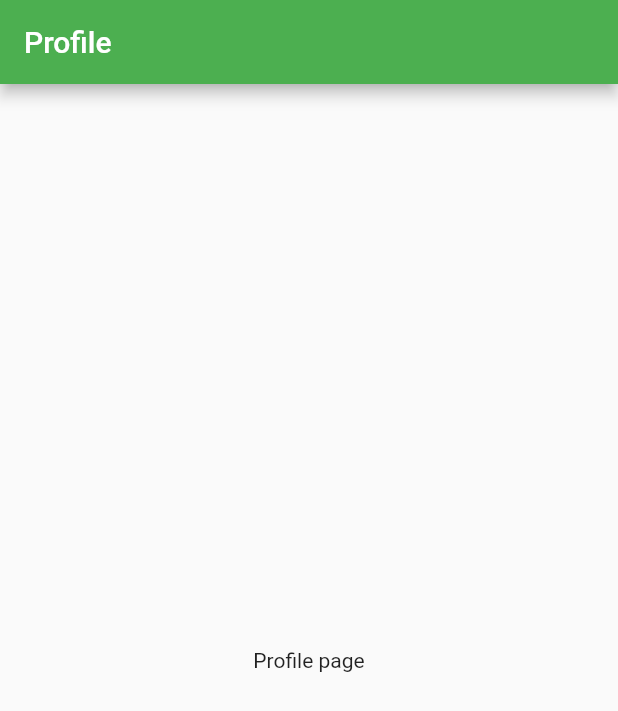
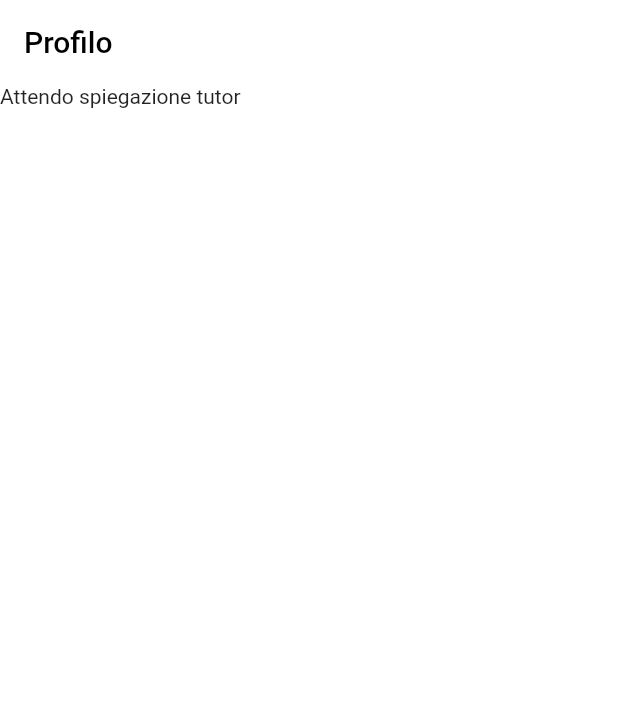
Before and after one commit to paologeroin/pim_group, a Flutter app: the ProfilePage screen opened directly, on a phone screen of 412 x 824 dp. Shown: the top 711 px of the screen. Run offline on Flutter 3.47's test engine with Material 2 defaults, Android fonts, the phone set to English and light mode, and no system bars; our stand-ins replace flutter_login.

Commit message:
small modification of ProfilePage.dart

```diff
--- a/project/lib/pages/ProfilePage.dart
+++ b/project/lib/pages/ProfilePage.dart
@@ -6,11 +6,27 @@ class ProfilePage extends StatelessWidget {
   @override
   Widget build(BuildContext context) {
     return  Scaffold(
-      appBar: AppBar(title: const Text('Profile')),
-      body: Center(
-        child: Text('Profile page')
-
-      )
+      backgroundColor: Color.fromARGB(255, 255, 255, 255),
+      appBar: AppBar(
+        elevation: 0,
+        backgroundColor: Color.fromARGB(255, 255, 255, 255),
+        iconTheme: const IconThemeData(color: Color.fromARGB(145, 0, 255, 94)),
+        title: const Text('Profilo', style: TextStyle(color: Color.fromARGB(255, 0, 0, 0))),
+      ),
+      body: SingleChildScrollView(
+        child: const Text('Attendo spiegazione tutor'),
+      ),
     );
   }
+  // vacchio codice
+  // @override
+  // Widget build(BuildContext context) {
+  //   return  Scaffold(
+  //     appBar: AppBar(title: const Text('Profile')),
+  //     body: Center(
+  //       child: Text('Profile page')
+
+  //     )
+  //   );
+  // }
 }
```
